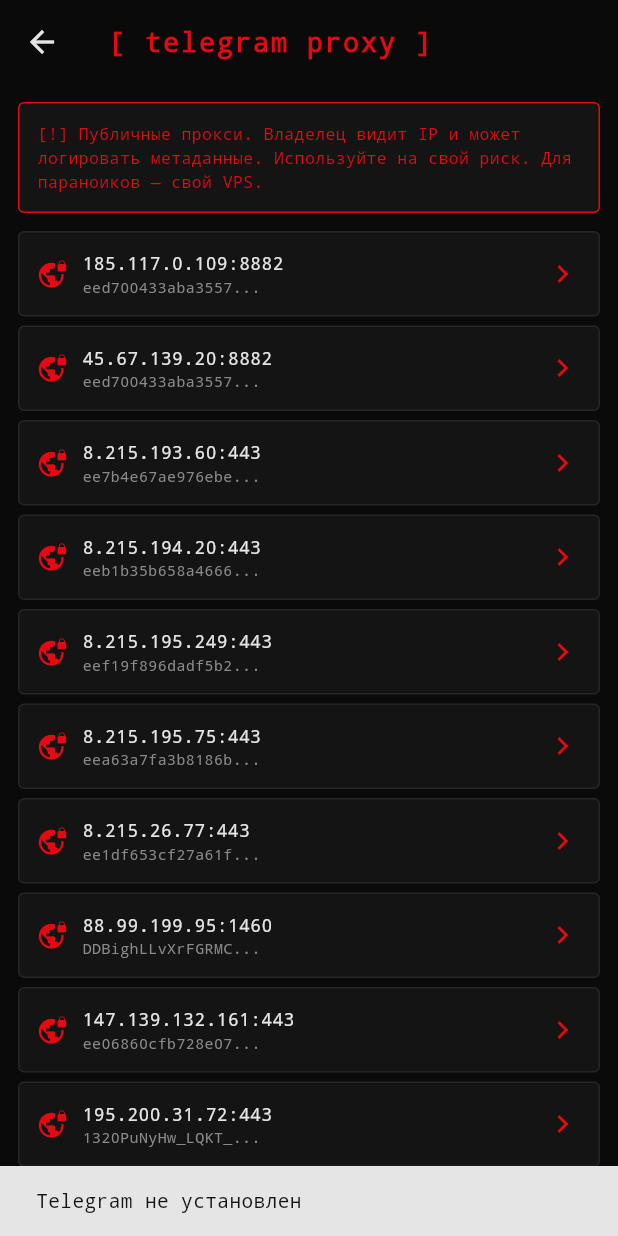
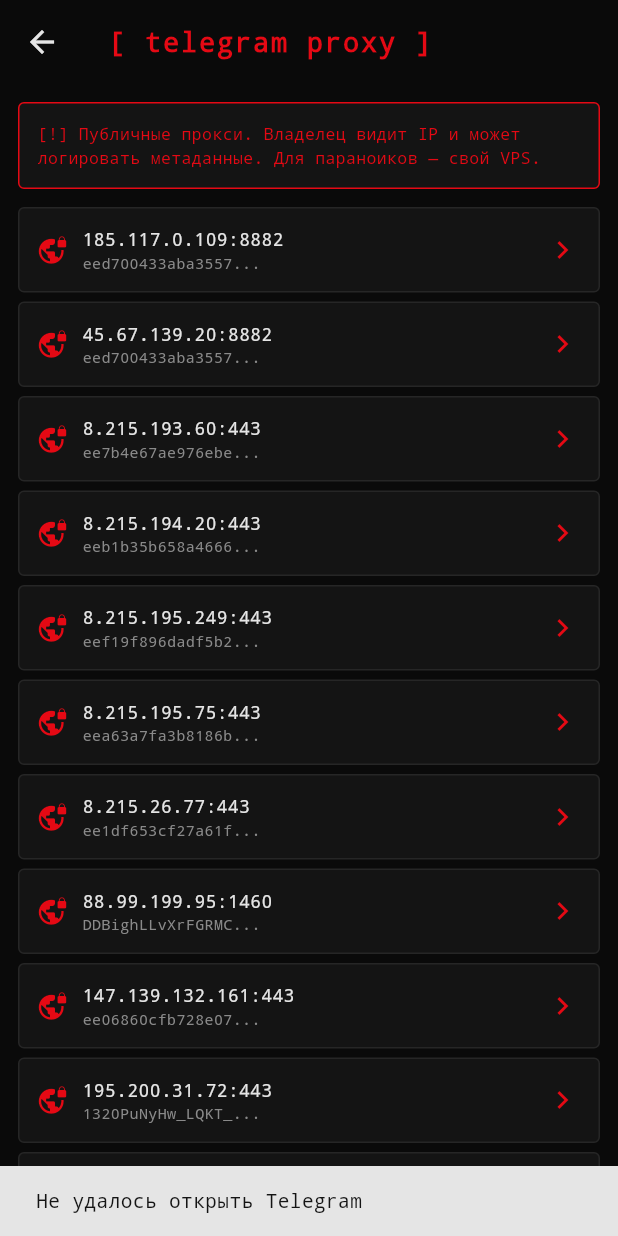
Before and after one commit to k1r3xsteam-spec/swag-time-, a Flutter app: the ProxyScreen screen opened directly, after a tap on an icon or button, on a phone screen of 412 x 824 dp. Run offline on Flutter 3.47's test engine with Material 3 defaults, Android fonts, the phone set to English and light mode, and no system bars; our stand-ins replace image_picker.

Commit message:
Update proxy.dart

```diff
--- a/app/lib/screens/proxy.dart
+++ b/app/lib/screens/proxy.dart
@@ -7,15 +7,28 @@
   const ProxyScreen({super.key});
 
   Future<void> _connect(BuildContext ctx, ProxyItem p) async {
-    final uri = Uri.parse(p.tgLink);
-    if (await canLaunchUrl(uri)) {
-      await launchUrl(uri, mode: LaunchMode.externalApplication);
-    } else {
-      if (ctx.mounted) {
-        ScaffoldMessenger.of(ctx).showSnackBar(
-          const SnackBar(content: Text("Telegram не установлен")),
-        );
+    // Сначала пробуем tg://
+    final tgUri = Uri.parse(p.tgLink);
+    try {
+      if (await canLaunchUrl(tgUri)) {
+        await launchUrl(tgUri, mode: LaunchMode.externalApplication);
+        return;
       }
+    } catch (_) {}
+
+    // Fallback на https://t.me/proxy
+    final webUri = Uri.parse(p.webLink);
+    try {
+      if (await canLaunchUrl(webUri)) {
+        await launchUrl(webUri, mode: LaunchMode.externalApplication);
+        return;
+      }
+    } catch (_) {}
+
+    if (ctx.mounted) {
+      ScaffoldMessenger.of(ctx).showSnackBar(
+        const SnackBar(content: Text("Не удалось открыть Telegram")),
+      );
     }
   }
 
@@ -35,7 +48,7 @@
               borderRadius: BorderRadius.circular(4),
             ),
             child: const Text(
-              "[!] Публичные прокси. Владелец видит IP и может логировать метаданные. Используйте на свой риск. Для параноиков — свой VPS.",
+              "[!] Публичные прокси. Владелец видит IP и может логировать метаданные. Для параноиков — свой VPS.",
               style: TextStyle(
                 fontFamily: 'monospace',
                 color: SwagColors.red,
```
